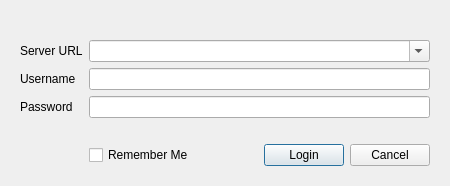
opengisch/qfieldsync, file qfieldsync/ui/cloud_login_dialog.ui: the form before one commit.
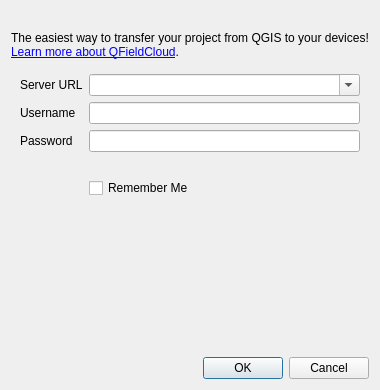
The form after the commit. Custom widgets are drawn as their Qt base class.

Commit message: More QFieldCloud login dialog love

Patch:
```diff
--- a/qfieldsync/ui/cloud_login_dialog.ui
+++ b/qfieldsync/ui/cloud_login_dialog.ui
@@ -6,8 +6,8 @@
    <rect>
     <x>0</x>
     <y>0</y>
-    <width>450</width>
-    <height>148</height>
+    <width>380</width>
+    <height>390</height>
    </rect>
   </property>
   <property name="windowTitle">
@@ -17,7 +17,7 @@
    <item>
     <widget class="QLabel" name="qfieldCloudIcon">
      <property name="sizePolicy">
-      <sizepolicy hsizetype="Expanding" vsizetype="Fixed">
+      <sizepolicy hsizetype="Expanding" vsizetype="Preferred">
        <horstretch>1</horstretch>
        <verstretch>0</verstretch>
       </sizepolicy>
@@ -27,6 +27,25 @@
      </property>
     </widget>
    </item>
+   <item>
+    <widget class="QLabel" name="qfieldCloudIntro">
+     <property name="sizePolicy">
+      <sizepolicy hsizetype="Expanding" vsizetype="Minimum">
+       <horstretch>1</horstretch>
+       <verstretch>0</verstretch>
+      </sizepolicy>
+     </property>
+     <property name="text">
+      <string>The easiest way to transfer your project from QGIS to your devices! &lt;a href=&quot;https://qfield.cloud/&quot;&gt;Learn more about QFieldCloud&lt;/a&gt;.</string>
+     </property>
+     <property name="wordWrap">
+      <bool>true</bool>
+     </property>
+     <property name="openExternalLinks">
+      <bool>true</bool>
+     </property>
+    </widget>
+   </item>
    <item>
     <widget class="QWidget" name="loginFormGroup" native="true">
      <layout class="QFormLayout" name="formLayout_3">
@@ -68,42 +87,11 @@
        </widget>
       </item>
       <item row="4" column="1">
-       <layout class="QHBoxLayout" name="loginFormButtonsLayout" stretch="0,0,0,0">
-        <item>
-         <widget class="QCheckBox" name="rememberMeCheckBox">
-          <property name="text">
-           <string>Remember Me</string>
-          </property>
-         </widget>
-        </item>
-        <item>
-         <spacer name="loginFormButtonsSpacer">
-          <property name="orientation">
-           <enum>Qt::Horizontal</enum>
-          </property>
-          <property name="sizeHint" stdset="0">
-           <size>
-            <width>40</width>
-            <height>20</height>
-           </size>
-          </property>
-         </spacer>
-        </item>
-        <item>
-         <widget class="QPushButton" name="loginButton">
-          <property name="text">
-           <string>Login</string>
-          </property>
-         </widget>
-        </item>
-        <item>
-         <widget class="QPushButton" name="cancelButton">
-          <property name="text">
-           <string>Cancel</string>
-          </property>
-         </widget>
-        </item>
-       </layout>
+	   <widget class="QCheckBox" name="rememberMeCheckBox">
+        <property name="text">
+         <string>Remember Me</string>
+        </property>
+       </widget>
       </item>
       <item row="1" column="0">
        <widget class="QLabel" name="usernameLabel">
@@ -135,6 +123,26 @@
      </layout>
     </widget>
    </item>
+   <item>
+    <spacer name="verticalSpacer">
+     <property name="orientation">
+      <enum>Qt::Vertical</enum>
+     </property>
+     <property name="sizeHint" stdset="0">
+      <size>
+       <width>40</width>
+       <height>20</height>
+      </size>
+     </property>
+    </spacer>
+   </item>
+   <item>
+    <widget class="QDialogButtonBox" name="buttonBox">
+     <property name="standardButtons">
+      <set>QDialogButtonBox::Cancel|QDialogButtonBox::Ok</set>
+     </property>
+    </widget>
+   </item>
   </layout>
  </widget>
  <customwidgets>
```
The commit also changes 2 other files.
